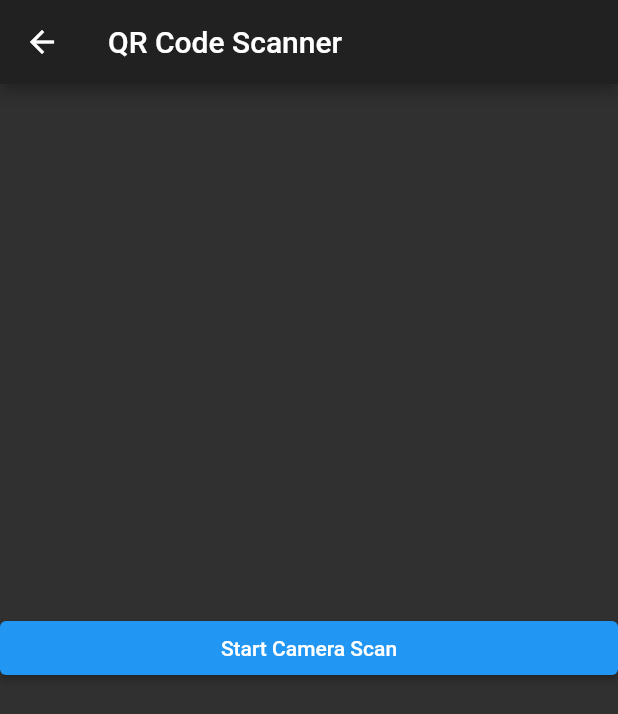
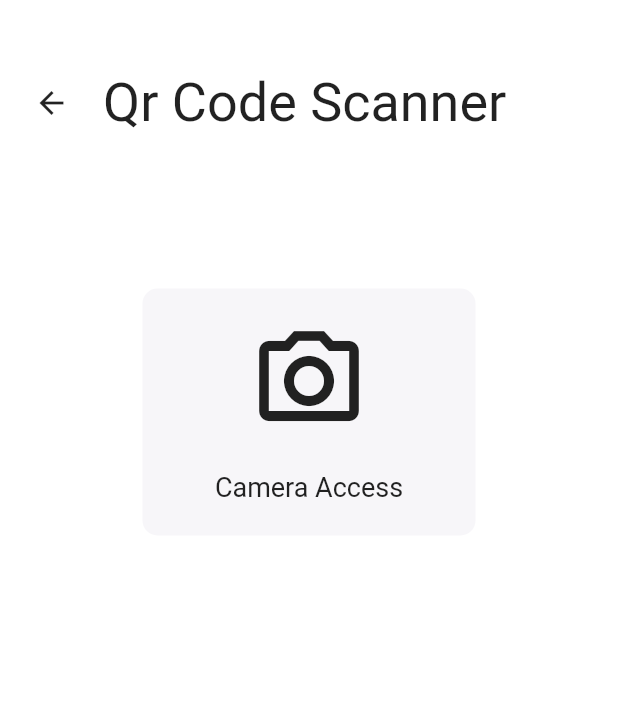
Before and after one commit to golugyamlani/qr-code-sanner-generator-flutter, a Flutter app: the screen it shows after launch, after a tap on "Scan", on a phone screen of 412 x 824 dp. Shown: the top 714 px of the screen. Run offline on Flutter 3.47's test engine with Material 2 defaults, Android fonts, the phone set to English and light mode, and no system bars; our stand-ins replace qr_flutter, share; missing offline and left inert: barcode_scan_fix.

Commit message:
move commit

```diff
--- /dev/null
+++ b/lib/constants.dart
@@ -0,0 +1,15 @@
+import 'package:flutter/material.dart';
+
+const kCardColour = Color(0xFFF7F6F9);
+
+const kLabelTextStyle = TextStyle(
+  fontSize: 36.0,
+);
+
+const kIconLabelTextStyle = TextStyle(
+  fontSize: 18.0,
+);
+
+const kDisplayTextStyle = TextStyle(
+  fontSize: 30.0,
+);
--- a/lib/home_screen.dart
+++ b/lib/home_screen.dart
@@ -1,28 +1,78 @@
 import 'package:flutter/material.dart';
+import 'package:qr_code_buddy/scan_screen.dart';
+import 'package:qr_flutter/qr_flutter.dart';
+import 'package:qr_code_buddy/resuable_card.dart';
+import 'package:qr_code_buddy/constants.dart';
+import 'package:qr_code_buddy/icon_content.dart';
 
 class HomeScreen extends StatelessWidget {
   @override
   Widget build(BuildContext context) {
     return Scaffold(
-      appBar: AppBar(
-        title: Text('QR Scanner and Generator'),
-      ),
-      body: Center(
+      body: SafeArea(
         child: Column(
-          mainAxisAlignment: MainAxisAlignment.center,
           crossAxisAlignment: CrossAxisAlignment.stretch,
           children: [
-            ElevatedButton(
-              onPressed: () {
-                Navigator.pushNamed(context, '/scan');
-              },
-              child: Text('Scan'),
+            Expanded(
+              flex: 2,
+              child: Container(
+                child: Center(
+                  child: Text(
+                    'QR Code \nScanner & Generator',
+                    style: kLabelTextStyle,
+                  ),
+                ),
+              ),
             ),
-            ElevatedButton(
-              onPressed: () {
-                Navigator.pushNamed(context, '/generate');
-              },
-              child: Text('Generate'),
+            Expanded(
+              flex: 6,
+              child: ReusableCard(
+                colour: kCardColour,
+                cardChild: Center(
+                  child: QrImage(
+                    data: "Hello World",
+                    foregroundColor: Colors.black,
+                  ),
+                ),
+              ),
+            ),
+            Expanded(
+              flex: 3,
+              child: Row(
+                crossAxisAlignment: CrossAxisAlignment.stretch,
+                children: [
+                  Expanded(
+                    child: ReusableCard(
+                      colour: kCardColour,
+                      cardChild: IconContent(
+                        icon: Icons.qr_code_scanner,
+                        label: 'Scan',
+                      ),
+                      onPress: () {
+                        Navigator.pushNamed(
+                          context,
+                          '/scan',
+                        );
+                      },
+                    ),
+                  ),
+                  Expanded(
+                    child: ReusableCard(
+                      colour: kCardColour,
+                      cardChild: IconContent(
+                        icon: Icons.qr_code,
+                        label: 'Generate',
+                      ),
+                      onPress: () {
+                        Navigator.pushNamed(
+                          context,
+                          '/generate',
+                        );
+                      },
+                    ),
+                  ),
+                ],
+              ),
             ),
           ],
         ),
--- /dev/null
+++ b/lib/icon_content.dart
@@ -0,0 +1,29 @@
+import 'package:flutter/material.dart';
+import 'package:qr_code_buddy/constants.dart';
+
+class IconContent extends StatelessWidget {
+  IconContent({this.icon, this.label});
+
+  final IconData icon;
+  final String label;
+
+  @override
+  Widget build(BuildContext context) {
+    return Column(
+      mainAxisAlignment: MainAxisAlignment.center,
+      children: <Widget>[
+        Icon(
+          icon,
+          size: 80.0,
+        ),
+        SizedBox(
+          height: 20.0,
+        ),
+        Text(
+          label,
+          style: kIconLabelTextStyle,
+        )
+      ],
+    );
+  }
+}
--- a/lib/main.dart
+++ b/lib/main.dart
@@ -17,7 +17,7 @@ class QRBuddy extends StatelessWidget {
         '/scan': (context) => ScanScreen(),
         '/generate': (context) => GenerateScreen(),
       },
-      theme: ThemeData.dark(),
+      theme: ThemeData.light().copyWith(scaffoldBackgroundColor: Colors.white),
     );
   }
 }
--- /dev/null
+++ b/lib/resuable_card.dart
@@ -0,0 +1,23 @@
+import 'package:flutter/material.dart';
+
+class ReusableCard extends StatelessWidget {
+  ReusableCard({@required this.colour, this.cardChild, this.onPress});
+  final Color colour;
+  final Widget cardChild;
+  final Function onPress;
+
+  @override
+  Widget build(BuildContext context) {
+    return GestureDetector(
+      onTap: onPress,
+      child: Container(
+        child: cardChild,
+        margin: EdgeInsets.all(15.0),
+        decoration: BoxDecoration(
+          color: colour,
+          borderRadius: BorderRadius.circular(10.0),
+        ),
+      ),
+    );
+  }
+}
--- a/lib/scan_screen.dart
+++ b/lib/scan_screen.dart
@@ -2,6 +2,9 @@ import 'dart:async';
 import 'package:flutter/material.dart';
 import 'package:flutter/services.dart';
 import 'package:barcode_scan_fix/barcode_scan.dart';
+import 'package:qr_code_buddy/constants.dart';
+import 'package:qr_code_buddy/icon_content.dart';
+import 'package:qr_code_buddy/resuable_card.dart';
 
 class ScanScreen extends StatefulWidget {
   @override
@@ -10,6 +13,8 @@ class ScanScreen extends StatefulWidget {
 
 class _ScanScreenState extends State<ScanScreen> {
   String barcode = "";
+
+  get onPressed => null;
 
   @override
   void initState() {
@@ -21,21 +26,74 @@ class _ScanScreenState extends State<ScanScreen> {
   @override
   Widget build(BuildContext context) {
     return Scaffold(
-      appBar: new AppBar(
-        title: new Text('QR Code Scanner'),
-      ),
+      // appBar: new AppBar(
+      //   title: new Text('QR Code Scanner'),
+      // ),
       body: Column(
         mainAxisAlignment: MainAxisAlignment.center,
         crossAxisAlignment: CrossAxisAlignment.stretch,
         children: [
-          ElevatedButton(
-            onPressed: scan,
-            child: Text('Start Camera Scan'),
+          Expanded(
+            child: Row(
+              children: [
+                Expanded(
+                  child: IconButton(
+                    icon: Icon(Icons.arrow_back_sharp),
+                    onPressed: () {
+                      Navigator.pop(context);
+                    },
+                  ),
+                ),
+                Expanded(
+                  flex: 5,
+                  child: Text(
+                    'Qr Code Scanner',
+                    style: kLabelTextStyle,
+                  ),
+                ),
+              ],
+            ),
           ),
-          Text(
-            barcode,
-            textAlign: TextAlign.center,
+          Expanded(
+            flex: 2,
+            child: Padding(
+              padding: const EdgeInsets.fromLTRB(80, 40, 80, 40),
+              child: ReusableCard(
+                colour: kCardColour,
+                cardChild: IconContent(
+                  icon: Icons.camera_alt_outlined,
+                  label: 'Camera Access',
+                ),
+                onPress: scan,
+              ),
+            ),
           ),
+          Expanded(
+            child: SizedBox(),
+          ),
+          Expanded(
+            child: ReusableCard(
+              colour: kCardColour,
+              cardChild: Center(
+                child: Text(
+                  barcode,
+                  style: kDisplayTextStyle,
+                  textAlign: TextAlign.center,
+                ),
+              ),
+            ),
+          ),
+          Expanded(
+            child: SizedBox(),
+          ),
+          // ElevatedButton(
+          //   onPressed: scan,
+          //   child: Text('Start Camera Scan'),
+          // ),
+          // Text(
+          //   barcode,
+          //   textAlign: TextAlign.center,
+          // ),
         ],
       ),
     );
--- a/pubspec.yaml
+++ b/pubspec.yaml
@@ -49,9 +49,7 @@ flutter:
   uses-material-design: true
 
   # To add assets to your application, add an assets section, like this:
-  # assets:
-  #   - images/a_dot_burr.jpeg
-  #   - images/a_dot_ham.jpeg
+
 
   # An image asset can refer to one or more resolution-specific "variants", see
   # https://flutter.dev/assets-and-images/#resolution-aware.
```
Also changed, not shown: lib/demo.dart (deleted, +0 -121 lines).
